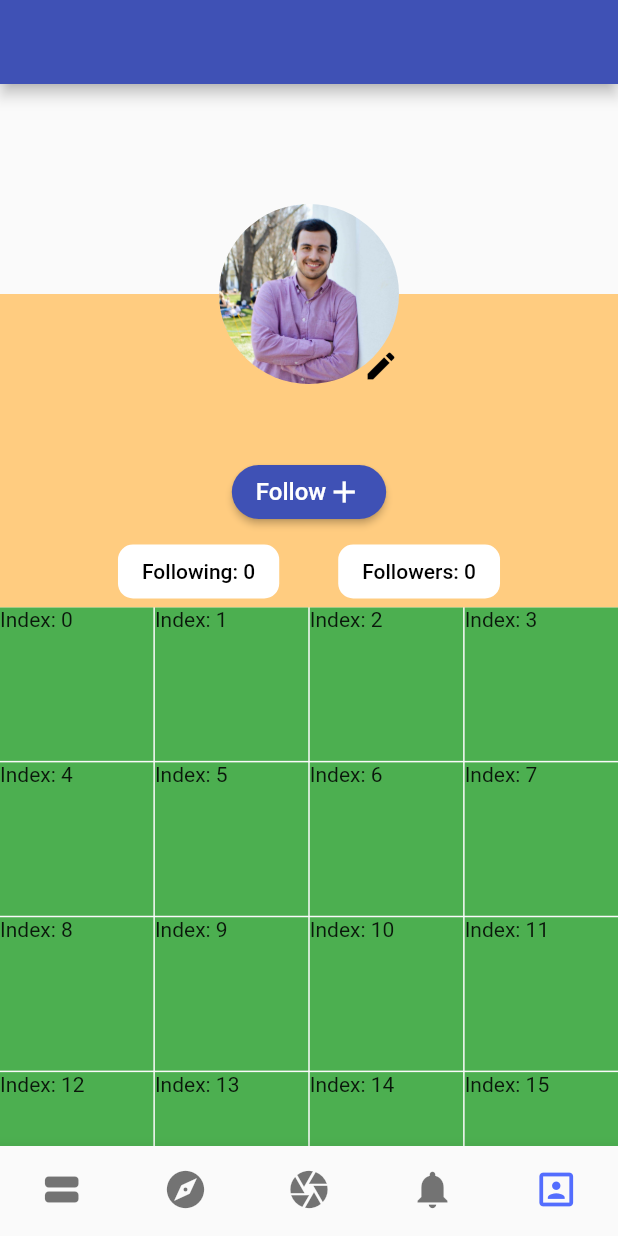
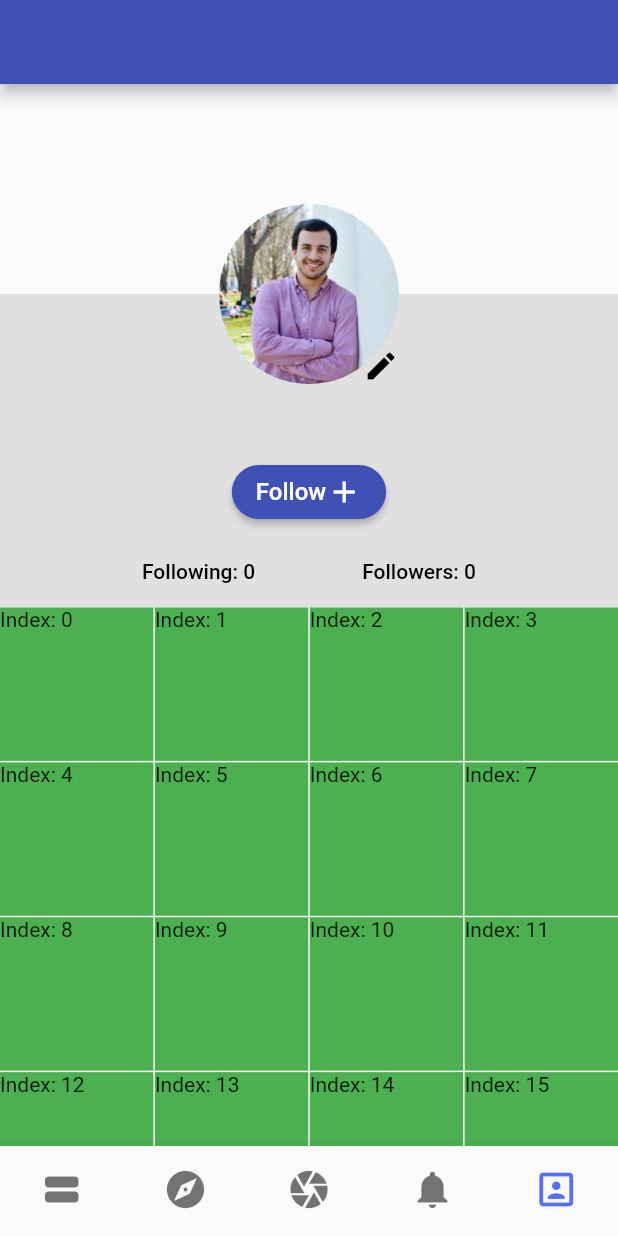
Before and after one commit to philalem/tutorial_app, a Flutter app: the screen it shows once a user with an empty profile is signed in, item 5 of the bottom bar chosen, on a phone screen of 412 x 824 dp. Run offline on Flutter 3.47's test engine with Material 2 defaults, Android fonts, the phone set to English and light mode, and no system bars; our stand-ins replace camera, cloud_firestore, firebase_auth, firebase_storage, google_fonts, image_picker and 1 more; missing offline and left inert: algolia; accounts and stored records are empty.

Commit message:
removed the double search icons

```diff
--- a/lib/explore.dart
+++ b/lib/explore.dart
@@ -163,19 +163,15 @@ class _ExploreState extends State<Explore> {
           },
           cursorColor: Colors.white,
           showCursor: _isSearching,
-          autofocus: false,
           controller: _searchController,
           focusNode: focusNode,
           decoration: InputDecoration(
             contentPadding: EdgeInsets.symmetric(
+              horizontal: 15,
               vertical: 0,
             ),
             filled: true,
             fillColor: Colors.indigo[400],
-            prefixIcon: Icon(
-              Icons.search,
-              color: Colors.white,
-            ),
             border: OutlineInputBorder(
               borderRadius: BorderRadius.circular(10),
               borderSide: BorderSide(
--- a/lib/profile/dynamicProfile.dart
+++ b/lib/profile/dynamicProfile.dart
@@ -72,7 +72,7 @@ class _DynamicProfileState extends State<DynamicProfile> {
                       top: 140,
                       bottom: 0,
                       child: Container(
-                        color: Colors.orange[200],
+                        color: Colors.grey[300],
                         width: screenWidth,
                       ),
                     ),
@@ -142,14 +142,6 @@ class _DynamicProfileState extends State<DynamicProfile> {
                                 flex: 2,
                               ),
                               FlatButton(
-                                shape: RoundedRectangleBorder(
-                                  side: BorderSide(
-                                    width: 0,
-                                    style: BorderStyle.none,
-                                  ),
-                                  borderRadius: BorderRadius.circular(10),
-                                ),
-                                color: Colors.white,
                                 textColor: Colors.black,
                                 onPressed: () {
                                   Navigator.of(context).push(MaterialPageRoute(
@@ -167,14 +159,6 @@ class _DynamicProfileState extends State<DynamicProfile> {
                               ),
                               Spacer(),
                               FlatButton(
-                                shape: RoundedRectangleBorder(
-                                  side: BorderSide(
-                                    width: 0,
-                                    style: BorderStyle.none,
-                                  ),
-                                  borderRadius: BorderRadius.circular(10),
-                                ),
-                                color: Colors.white,
                                 textColor: Colors.black,
                                 onPressed: () {
                                   Navigator.of(context).push(MaterialPageRoute(
```
